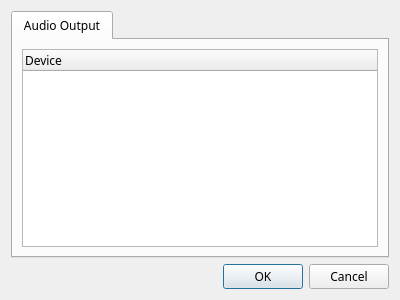
First picture: the form in sdrbase/gui/audiodialog.ui, repository f4exb/sdrangel, before the edit.
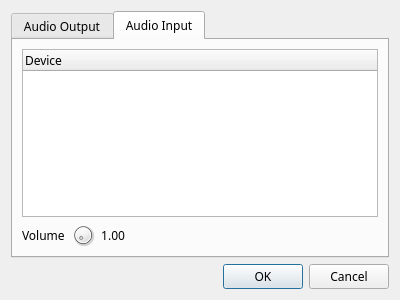
Second picture: the form after the edit. The open tabs and pages were chosen to show the change.

Commit message: Audio preferences dialog: added input devices tab and input volume control

Diff of the .ui file:
```diff
--- a/sdrbase/gui/audiodialog.ui
+++ b/sdrbase/gui/audiodialog.ui
@@ -41,6 +41,84 @@
        </item>
       </layout>
      </widget>
+     <widget class="QWidget" name="tabInput">
+      <attribute name="title">
+       <string>Audio Input</string>
+      </attribute>
+      <layout class="QVBoxLayout" name="verticalLayout_2">
+       <item>
+        <widget class="QTreeWidget" name="audioInTree">
+         <column>
+          <property name="text">
+           <string>Device</string>
+          </property>
+         </column>
+        </widget>
+       </item>
+       <item>
+        <layout class="QHBoxLayout" name="inputVolumeLayout">
+         <item>
+          <widget class="QLabel" name="inputVolumeLabel">
+           <property name="maximumSize">
+            <size>
+             <width>60</width>
+             <height>16777215</height>
+            </size>
+           </property>
+           <property name="text">
+            <string>Volume</string>
+           </property>
+          </widget>
+         </item>
+         <item>
+          <widget class="QDial" name="inputVolume">
+           <property name="maximumSize">
+            <size>
+             <width>24</width>
+             <height>24</height>
+            </size>
+           </property>
+           <property name="maximum">
+            <number>100</number>
+           </property>
+           <property name="pageStep">
+            <number>1</number>
+           </property>
+          </widget>
+         </item>
+         <item>
+          <widget class="QLabel" name="inputVolumeText">
+           <property name="maximumSize">
+            <size>
+             <width>35</width>
+             <height>16777215</height>
+            </size>
+           </property>
+           <property name="text">
+            <string>1.00</string>
+           </property>
+           <property name="alignment">
+            <set>Qt::AlignRight|Qt::AlignTrailing|Qt::AlignVCenter</set>
+           </property>
+          </widget>
+         </item>
+         <item>
+          <spacer name="horizontalSpacer">
+           <property name="orientation">
+            <enum>Qt::Horizontal</enum>
+           </property>
+           <property name="sizeHint" stdset="0">
+            <size>
+             <width>40</width>
+             <height>20</height>
+            </size>
+           </property>
+          </spacer>
+         </item>
+        </layout>
+       </item>
+      </layout>
+     </widget>
     </widget>
    </item>
    <item>
```
Left out of the diff: 4 changed lines with no effect on the pictures. The commit also changes 1 other file.
